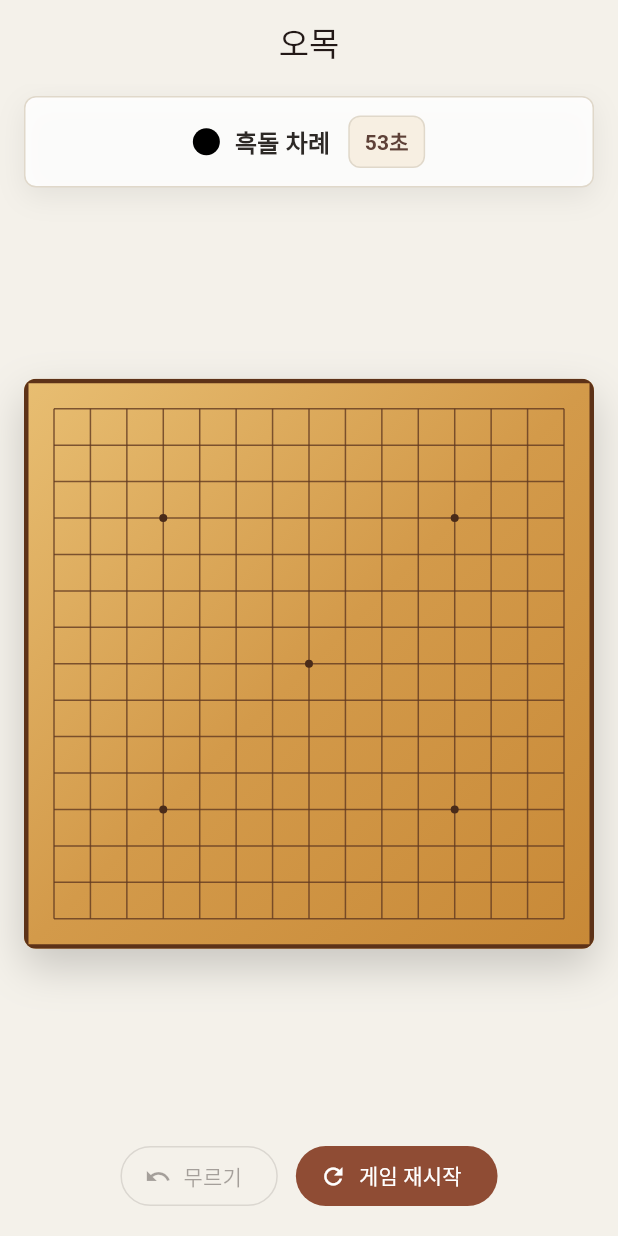
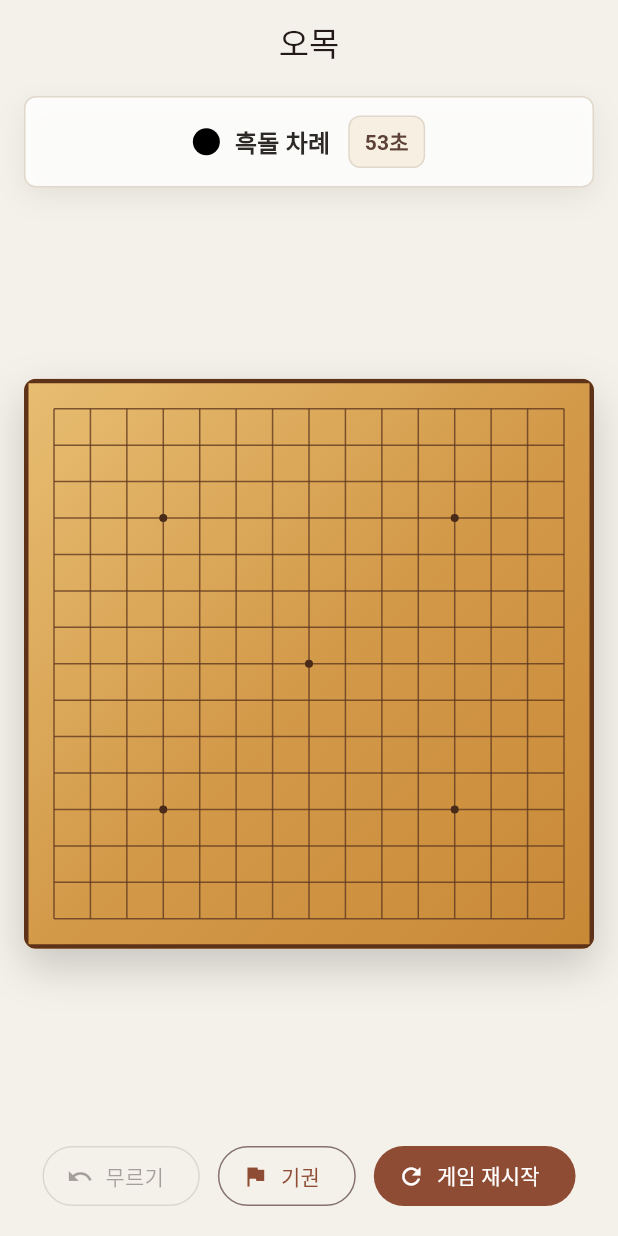
Before and after one commit to ziho9593/Gomoku, a Flutter app: the screen it shows after launch, on a phone screen of 412 x 824 dp. Run offline on Flutter 3.47's test engine with Material 3 defaults, Android fonts, the phone set to English and light mode, and no system bars.

Commit message:
:sparkles: feat: 기권 기능 추가 - 기권 버튼을 누르면 현재 차례의 상대 플레이어가 승리하도록 추가

```diff
--- a/lib/screens/game_screen.dart
+++ b/lib/screens/game_screen.dart
@@ -182,6 +182,18 @@ class _GameScreenState extends State<GameScreen> {
     _startTurnTimer();
   }
 
+  void _resignGame() {
+    if (winner != empty) {
+      return;
+    }
+
+    setState(() {
+      winner = currentTurn == blackStone ? whiteStone : blackStone;
+      forbiddenMessage = null;
+    });
+    _stopTurnTimer();
+  }
+
   void _startTurnTimer() {
     _stopTurnTimer();
     turnTimer = Timer.periodic(const Duration(seconds: 1), (_) {
@@ -280,15 +292,21 @@ class _GameScreenState extends State<GameScreen> {
                 ),
               ),
               const SizedBox(height: 18),
-              Row(
-                mainAxisAlignment: MainAxisAlignment.center,
+              Wrap(
+                alignment: WrapAlignment.center,
+                spacing: 12,
+                runSpacing: 8,
                 children: [
                   OutlinedButton.icon(
                     onPressed: moveHistory.isEmpty ? null : _undoMove,
                     icon: const Icon(Icons.undo),
                     label: const Text('무르기'),
                   ),
-                  const SizedBox(width: 12),
+                  OutlinedButton.icon(
+                    onPressed: winner == empty ? _resignGame : null,
+                    icon: const Icon(Icons.flag),
+                    label: const Text('기권'),
+                  ),
                   FilledButton.icon(
                     onPressed: _restartGame,
                     icon: const Icon(Icons.refresh),
```
Also changed, not shown: 2 other files.
